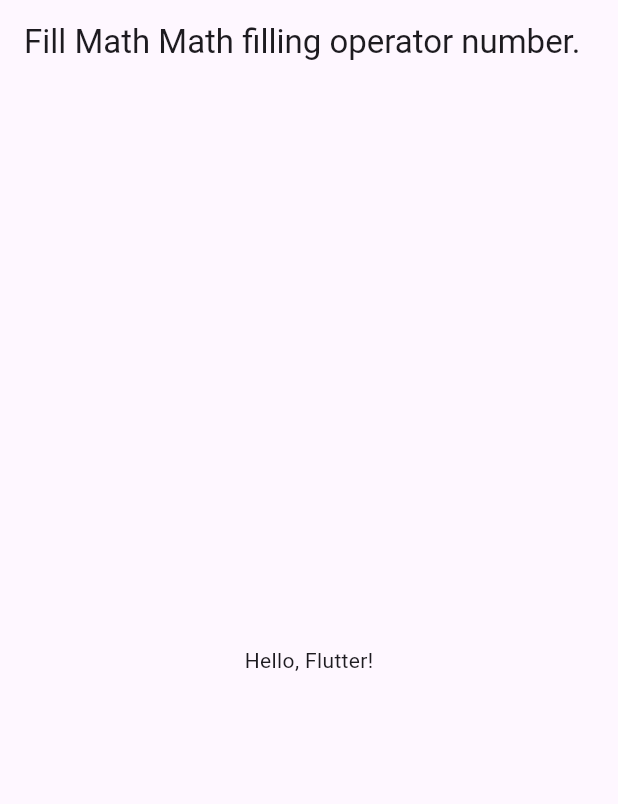
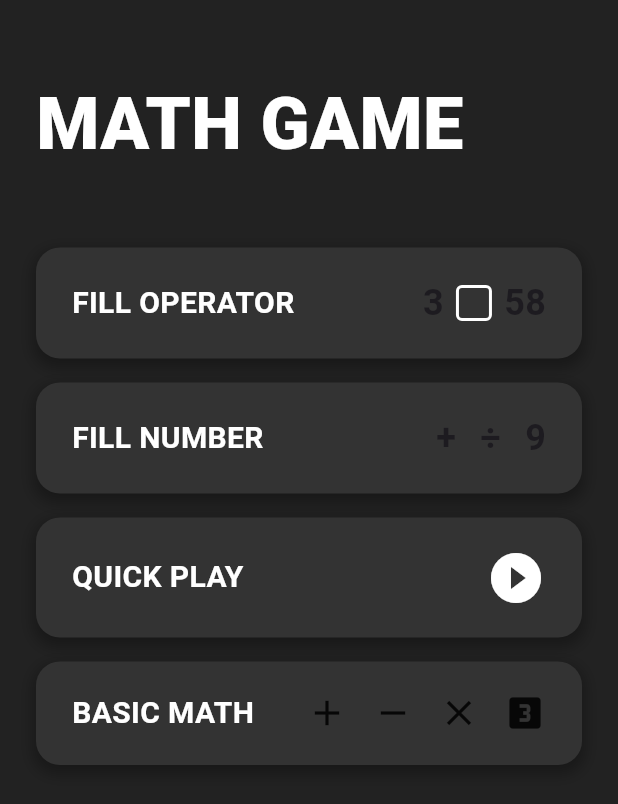
Before and after one commit to himal-13/-math-game, a Flutter app: the screen it shows after launch, on a phone screen of 412 x 824 dp. Shown: the top 804 px of the screen. Run offline on Flutter 3.47's test engine with Material 3 defaults, Android fonts, the light colour scheme and no system bars.

Commit message:
Basic Ui of homepage

```diff
--- /dev/null
+++ b/fill_num/lib/home_page.dart
@@ -0,0 +1,155 @@
+import 'package:flutter/material.dart';
+
+class MathGameHomepage extends StatelessWidget {
+  const MathGameHomepage({super.key});
+
+  @override
+  Widget build(BuildContext context) {
+    return Scaffold(
+      backgroundColor: const Color(0xFF222222),
+      body: SafeArea(
+        child: Padding(
+          padding: const EdgeInsets.symmetric(horizontal: 24.0, vertical: 48.0),
+          child: Column(
+            crossAxisAlignment: CrossAxisAlignment.start,
+            children: [
+              // The main title "MATH GAME"
+              const Text(
+                'MATH GAME',
+                style: TextStyle(
+                  fontSize: 48,
+                  fontWeight: FontWeight.w900,
+                  color: Colors.white,
+                ),
+              ),
+              const SizedBox(height: 48.0),
+
+              // The four main action buttons/cards
+              _buildButtonCard(
+                context,
+                text: 'FILL OPERATOR',
+                rightContent: Row(
+                  children: [
+                    const Text(
+                      '3',
+                      style: TextStyle(fontSize: 24, fontWeight: FontWeight.bold),
+                    ),
+                    const SizedBox(width: 8.0),
+                    // The square box operator placeholder
+                    Container(
+                      width: 24,
+                      height: 24,
+                      decoration: BoxDecoration(
+                        border: Border.all(color: Colors.white, width: 2),
+                        borderRadius: BorderRadius.circular(4.0),
+                      ),
+                    ),
+                    const SizedBox(width: 8.0),
+                    const Text(
+                      '58',
+                      style: TextStyle(fontSize: 24, fontWeight: FontWeight.bold),
+                    ),
+                  ],
+                ),
+              ),
+              const SizedBox(height: 16.0),
+
+              _buildButtonCard(
+                context,
+                text: 'FILL NUMBER',
+                rightContent: Row(
+                  children: const [
+                    Text(
+                      '+',
+                      style: TextStyle(fontSize: 24, fontWeight: FontWeight.bold),
+                    ),
+                    SizedBox(width: 16.0),
+                    Text(
+                      '÷',
+                      style: TextStyle(fontSize: 24, fontWeight: FontWeight.bold),
+                    ),
+                    SizedBox(width: 16.0),
+                    Text(
+                      '9',
+                      style: TextStyle(fontSize: 24, fontWeight: FontWeight.bold),
+                    ),
+                  ],
+                ),
+              ),
+              const SizedBox(height: 16.0),
+
+              _buildButtonCard(
+                context,
+                text: 'QUICK PLAY',
+                rightContent: const Icon(
+                  Icons.play_circle_fill,
+                  size: 40.0,
+                  color: Colors.white,
+                ),
+              ),
+              const SizedBox(height: 16.0),
+
+              _buildButtonCard(
+                context,
+                text: 'BASIC MATH',
+                rightContent: Row(
+                  children: const [
+                    Icon(Icons.add, size: 28),
+                    SizedBox(width: 16),
+                    Icon(Icons.remove, size: 28),
+                    SizedBox(width: 16),
+                    Icon(Icons.close, size: 28),
+                    SizedBox(width: 16),
+                    Icon(Icons.looks_3, size: 28), // The divide icon is often represented differently, using `looks_3` as a placeholder for a divide-like icon, but a custom `Text` widget could also be used.
+                  ],
+                ),
+              ),
+            ],
+          ),
+        ),
+      ),
+    );
+  }
+
+  // A helper function to build the common card widget for reusability
+  Widget _buildButtonCard(BuildContext context, {required String text, required Widget rightContent}) {
+    return GestureDetector(
+      onTap: () {
+        // Handle tap
+        ScaffoldMessenger.of(context).showSnackBar(
+          SnackBar(content: Text('$text tapped!')),
+        );
+      },
+      child: Container(
+        width: double.infinity,
+        padding: const EdgeInsets.symmetric(horizontal: 24.0, vertical: 20.0),
+        decoration: BoxDecoration(
+          color: const Color(0xFF333333),
+          borderRadius: BorderRadius.circular(16.0),
+          boxShadow: [
+            BoxShadow(
+              color: Colors.black.withOpacity(0.3),
+              spreadRadius: 2,
+              blurRadius: 8,
+              offset: const Offset(0, 4),
+            ),
+          ],
+        ),
+        child: Row(
+          mainAxisAlignment: MainAxisAlignment.spaceBetween,
+          children: [
+            Text(
+              text,
+              style: const TextStyle(
+                fontSize: 20,
+                fontWeight: FontWeight.bold,
+                color: Colors.white,
+              ),
+            ),
+            rightContent,
+          ],
+        ),
+      ),
+    );
+  }
+}
--- a/fill_num/lib/main.dart
+++ b/fill_num/lib/main.dart
@@ -1,3 +1,4 @@
+import 'package:fill_num/home_page.dart';
 import 'package:flutter/material.dart';
 
 void main() {
@@ -14,22 +15,7 @@ class MyApp extends StatelessWidget {
       theme: ThemeData(
         primarySwatch: Colors.blue,
       ),
-      home: const MyHomePage(),
+      home: const MathGameHomepage(),
     );
   }
 }
-class MyHomePage extends StatelessWidget {
-  const MyHomePage({super.key});
-
-  @override
-  Widget build(BuildContext context) {
-    return Scaffold(
-      appBar: AppBar(
-        title: const Text('Fill Math Math filling operator number.'),
-      ),
-      body: Center(
-        child: const Text('Hello, Flutter!'),
-      ),
-    );
-  }
-}
```
